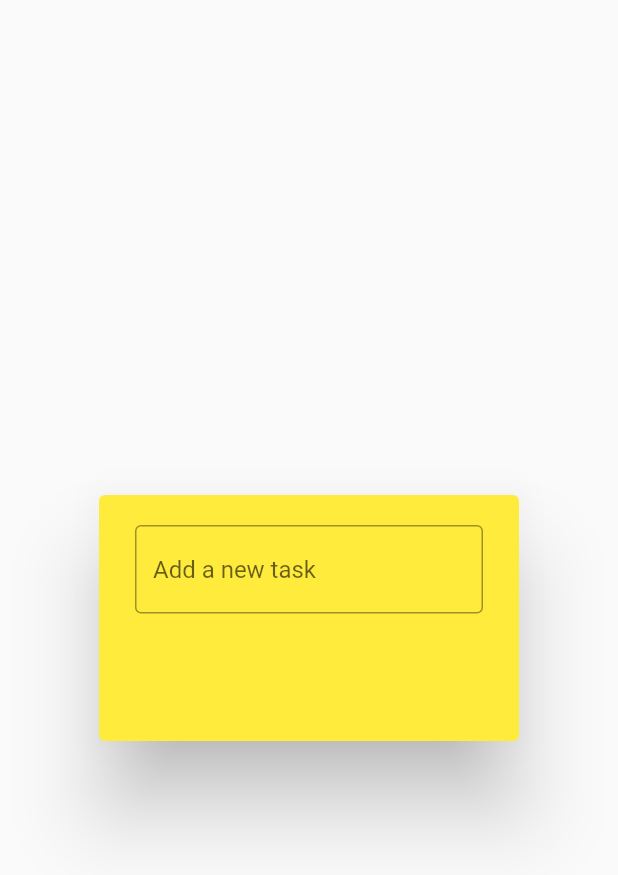
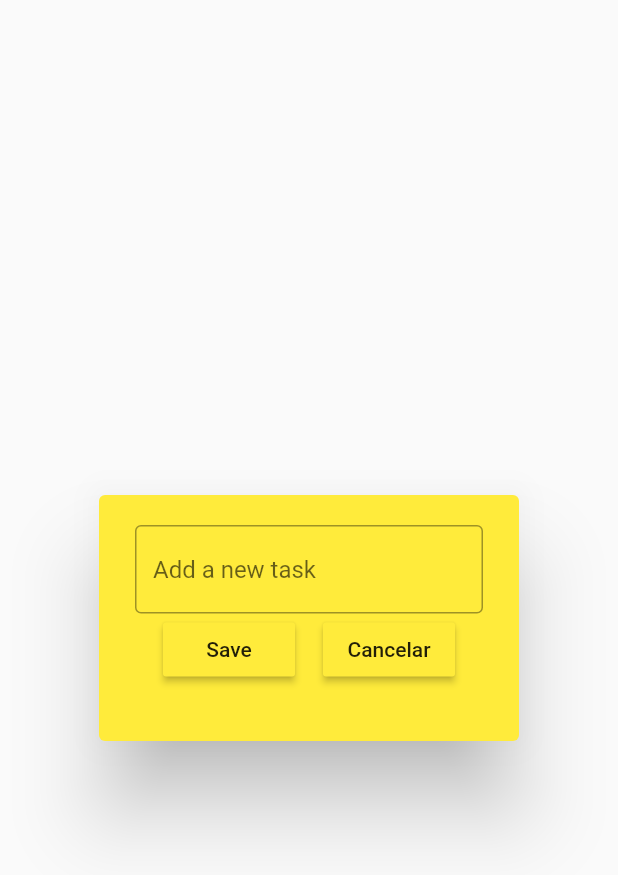
Before and after one commit to LunarioTK/TodoApp, a Flutter app: the DialogBox widget shown alone on an empty page, opened directly, on a phone screen of 412 x 824 dp. Shown: the top 875 px of the screen. Run offline on Flutter 3.47's test engine with Material 2 defaults, Android fonts, the phone set to English and light mode, and no system bars.

Commit message:
Botão de salvar e cancelar

```diff
--- a/lib/utils/dialog_box.dart
+++ b/lib/utils/dialog_box.dart
@@ -1,4 +1,5 @@
 import 'package:flutter/material.dart';
+import 'package:todo_app/utils/my_button.dart';
 
 class DialogBox extends StatelessWidget {
   const DialogBox({super.key});
@@ -13,14 +14,26 @@ class DialogBox extends StatelessWidget {
         ),
         height: 120,
         child: Column(
-          children: const [
+          children: [
             //receber input do utilizador
-            TextField(
+            const TextField(
               decoration: InputDecoration(
                 border: OutlineInputBorder(),
                 hintText: 'Add a new task',
               ),
             ),
+
+            //botão de guadar e cancelar
+            Row(
+              mainAxisAlignment: MainAxisAlignment.spaceEvenly,
+              children: [
+                //botão guardar
+                MyButton(text: 'Save', onPressed: () {}),
+
+                //botão camcelar
+                MyButton(text: 'Cancelar', onPressed: () {}),
+              ],
+            )
           ],
         ),
       ),
--- a/lib/utils/my_button.dart
+++ b/lib/utils/my_button.dart
@@ -1,10 +1,17 @@
 import 'package:flutter/material.dart';
 
 class MyButton extends StatelessWidget {
-  const MyButton({super.key});
+  final String text;
+  VoidCallback onPressed;
+
+  MyButton({super.key, required this.text, required this.onPressed});
 
   @override
   Widget build(BuildContext context) {
-    return Container();
+    return MaterialButton(
+      onPressed: onPressed,
+      color: Theme.of(context).primaryColor,
+      child: Text(text),
+    );
   }
 }
```
